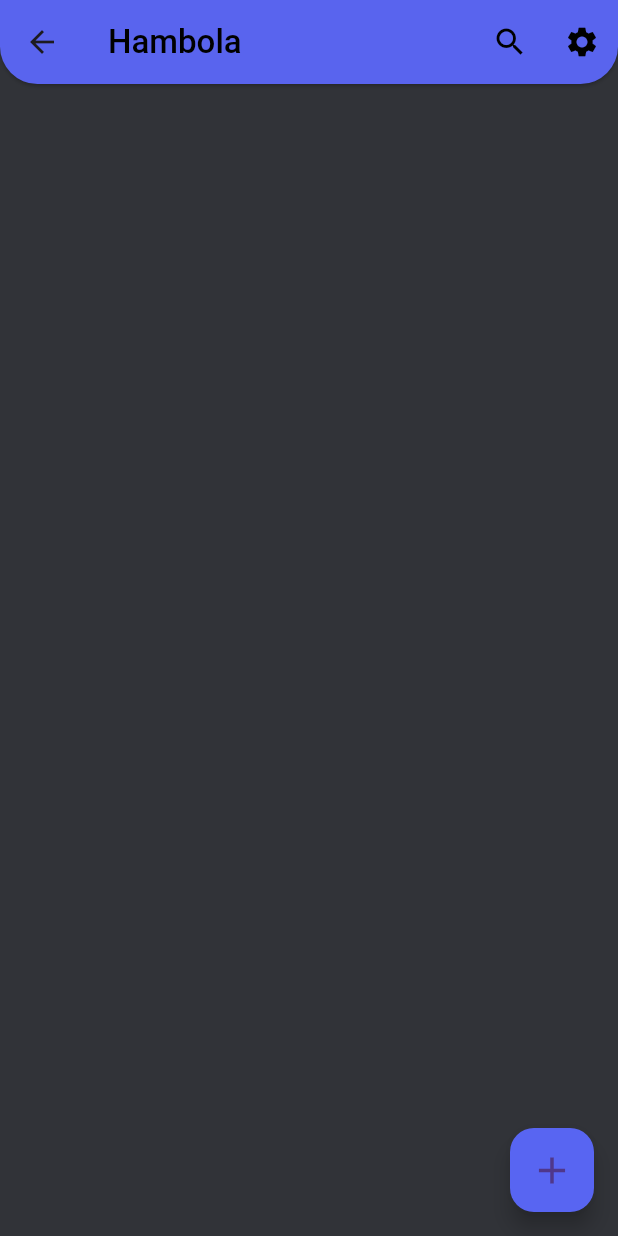
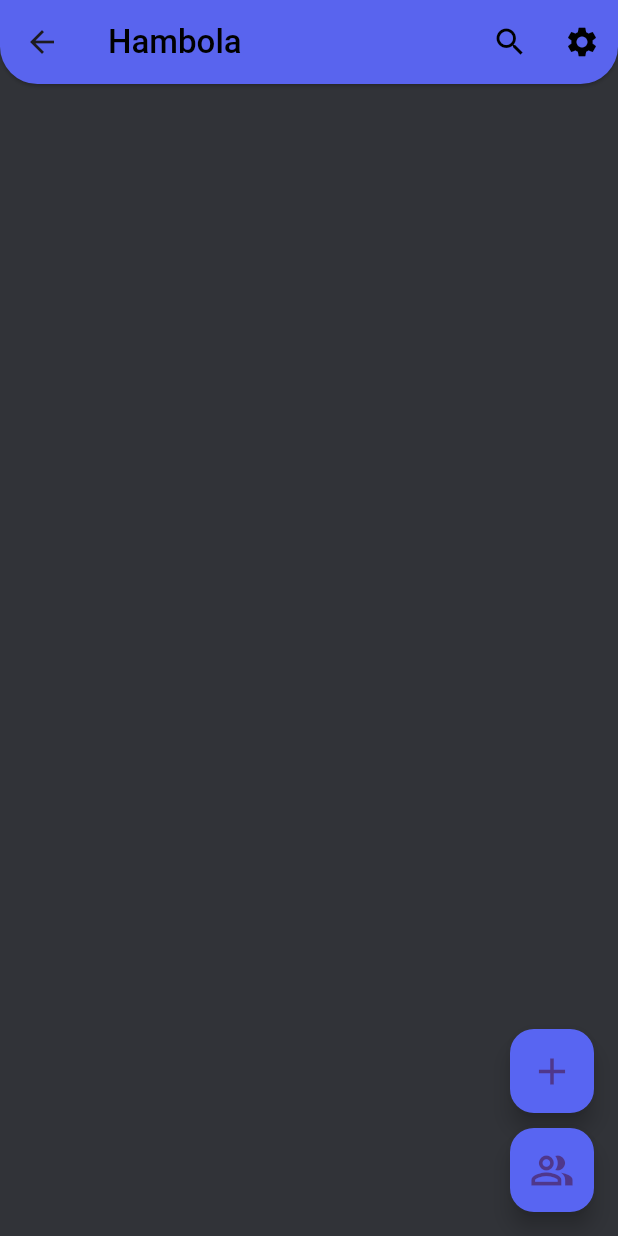
Before and after one commit to MAHMOUDELSAYED69/Chat-Stream, a Flutter app: the HomeScreen screen opened by its route, on a phone screen of 412 x 824 dp. Run offline on Flutter 3.47's test engine with Material 3 defaults, Android fonts, the phone set to English and light mode, and no system bars; our stand-ins replace bloc, cloud_firestore, firebase_auth, firebase_core, flutter_bloc, google_sign_in and 3 more; accounts and stored records are empty.

Commit message:
build friend request screen.

```diff
--- a/lib/view/screen/home/home.dart
+++ b/lib/view/screen/home/home.dart
@@ -26,13 +26,30 @@ class _HomeScreenState extends State<HomeScreen> {
   Widget build(BuildContext context) {
     return Scaffold(
       backgroundColor: MyColors.darkGrey,
-      floatingActionButton: FloatingActionButton(
+      floatingActionButton: Column(
+        mainAxisAlignment: MainAxisAlignment.end,
+        children: [
+          FloatingActionButton(
+            heroTag: 1,
               onPressed: () => Navigator.pushNamed(context, "/addFriend"),
               backgroundColor: MyColors.purple,
               child: const Icon(
                 Icons.add,
                 size: 30,
               )),
+
+             const SizedBox(height: 10),
+
+          FloatingActionButton(
+            heroTag: 2,
+              onPressed: () => Navigator.pushNamed(context, "/request"),
+              backgroundColor: MyColors.purple,
+              child: const Icon(
+                Icons.people_alt_outlined,
+                size: 30,
+              )),
+        ],
+      ),
       appBar: AppBar(
         elevation: BorderSide.strokeAlignOutside,
         backgroundColor: MyColors.purple,
@@ -77,7 +94,8 @@ class _HomeScreenState extends State<HomeScreen> {
                           arguments: chats[index].email);
                     },
                     imagepath: chats[index].image,
-                    circleAvatar: chats[index].name![0].toUpperCase(),
+                    circleAvatar:
+                        chats[index].name![0].toUpperCase(),
                     name: chats[index].name!,
                     lastMessage: chats[index].uid,
                     time: "7.56 AM");
--- a/lib/view/widget/custom_add_friend_card.dart
+++ b/lib/view/widget/custom_add_friend_card.dart
@@ -2,7 +2,6 @@ import 'dart:io';
 
 import 'package:flutter/material.dart';
 import 'package:hambolah_chat_app/view/widget/custom_button.dart';
-
 import '../../core/constant/color.dart';
 
 class AddFriendCard extends StatefulWidget {
```
Also changed, not shown: lib/comments.dart (added, +12 -0 lines), lib/view/app/matrial.dart (+6 -4 lines), lib/view/screen/home/friend_request.dart (added, +38 -0 lines). Lines whose indentation alone changed are shown as unchanged.
